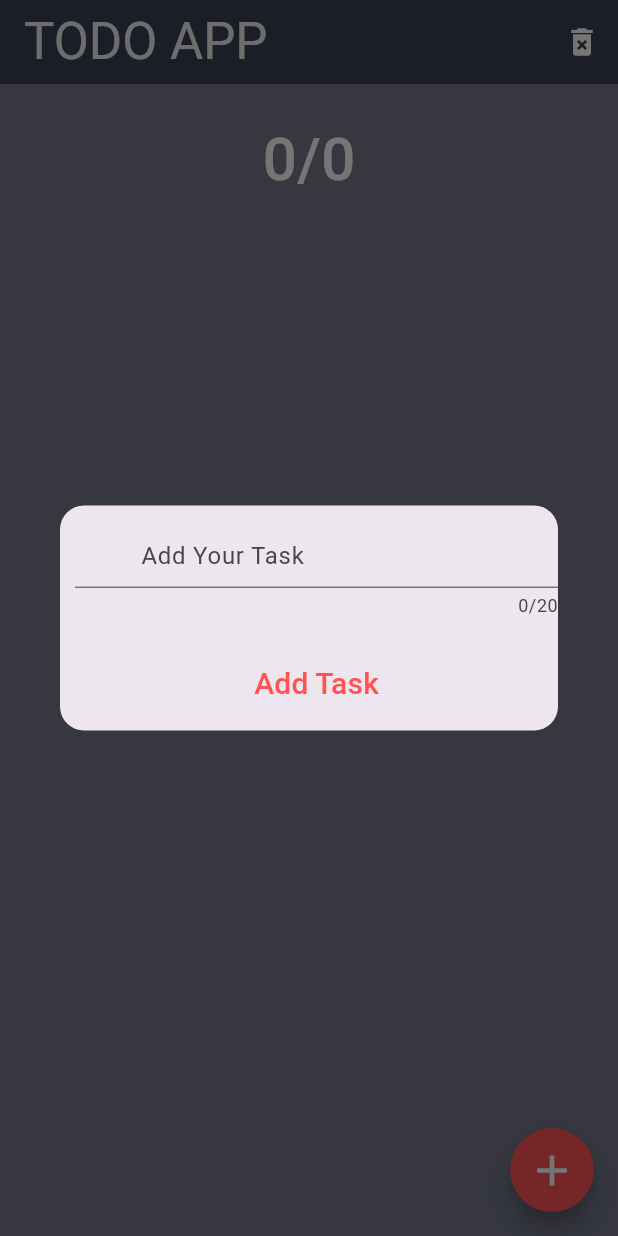
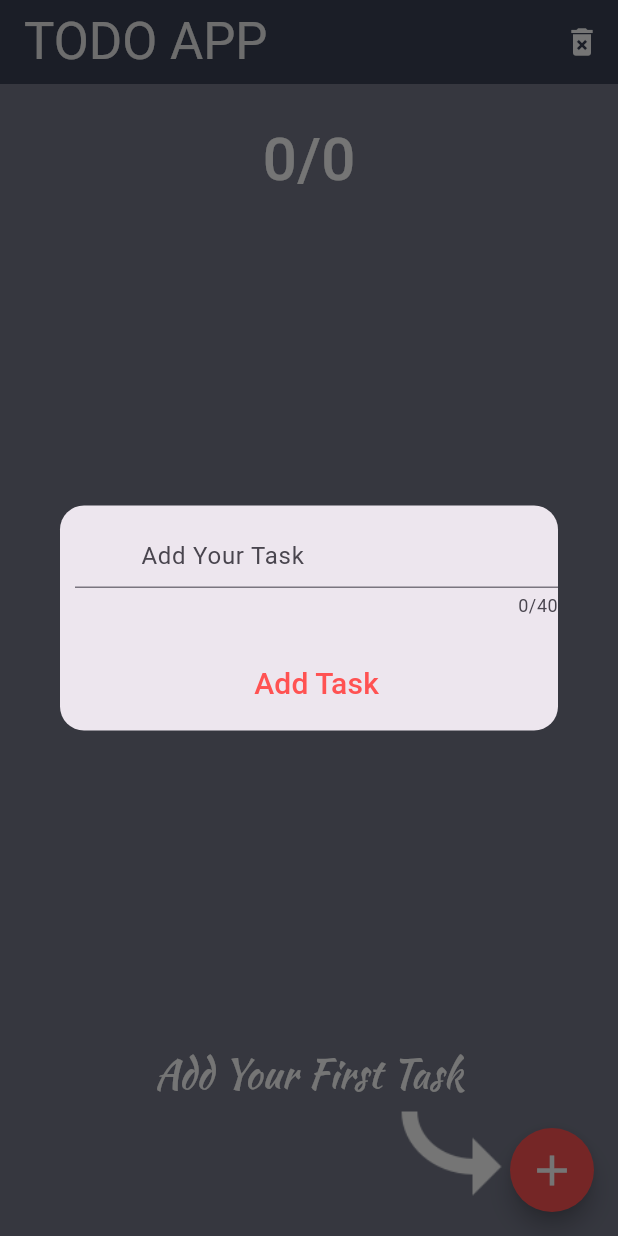
Before and after one commit to Abdlatif-20/TodoApp, a Flutter app: the screen it shows after launch, after a tap on the "add" icon, on a phone screen of 412 x 824 dp. Run offline on Flutter 3.47's test engine with Material 2 defaults, Android fonts, the phone set to English and light mode, and no system bars.

Commit message:
add some features

```diff
--- a/lib/main_page.dart
+++ b/lib/main_page.dart
@@ -1,10 +1,10 @@
 // ignore_for_file: prefer_const_constructors, sort_child_properties_last
 
 import 'package:flutter/material.dart';
+// import 'package:flutter_svg/flutter_svg.dart';
 import 'package:todo_app/todo_card.dart';
+
 import 'counter.dart';
-import 'package:flutter_local_notifications/flutter_local_notifications.dart';
-
 
 class TodoApp extends StatefulWidget {
   const TodoApp({super.key});
@@ -12,10 +12,6 @@ class TodoApp extends StatefulWidget {
   @override
   State<TodoApp> createState() => _TodoAppState();
 }
-
-final FlutterLocalNotificationsPlugin flutterLocalNotificationsPlugin =
-    FlutterLocalNotificationsPlugin();
-
 
 class Task {
   String taskName;
@@ -32,6 +28,7 @@ class _TodoAppState extends State<TodoApp> {
   List allTask = [];
   int numberTasks = 0;
   int tasksIsDone = 0;
+  bool taskIsEmpty = false;
 
   int checkTaskIsDone() {
     int calculateCompletedTask = 0;
@@ -62,6 +59,9 @@ class _TodoAppState extends State<TodoApp> {
   deletTask(int taskIndex) {
     setState(() {
       allTask.removeAt(taskIndex);
+      if (allTask.isEmpty) {
+        taskIsEmpty = false;
+      }
     });
   }
 
@@ -79,7 +79,6 @@ editTask(int index, String newTask) {
     });
   }
 
-
   @override
   Widget build(BuildContext context) {
     return Scaffold(
@@ -87,10 +86,14 @@ editTask(int index, String newTask) {
       floatingActionButton: FloatingActionButton(
         shape: CircleBorder(),
         onPressed: () {
+          taskIsEmpty = true;
           showDialog(
             context: context,
             builder: (BuildContext context) {
-              return Dialog(
+              return Column(
+                mainAxisAlignment: MainAxisAlignment.center,
+                children: [
+                  Dialog(
                     shape: RoundedRectangleBorder(
                       borderRadius: BorderRadius.circular(16),
                     ),
@@ -104,7 +107,7 @@ editTask(int index, String newTask) {
                           TextField(
                             keyboardType: TextInputType.text,
                             controller: newTask,
-                        maxLength: 20,
+                            maxLength: 40,
                             decoration: InputDecoration(
                               hintText: "Add Your Task",
                               prefix: Container(
@@ -134,6 +137,8 @@ editTask(int index, String newTask) {
                         ],
                       ),
                     ),
+                  ),
+                ],
               );
             },
           );
@@ -149,6 +154,7 @@ editTask(int index, String newTask) {
         actions: [
           IconButton(
             onPressed: () {
+              taskIsEmpty = false;
               deletAllTask();
             },
             tooltip: "delete all task",
@@ -194,7 +200,30 @@ editTask(int index, String newTask) {
                       );
                     }),
               ),
-            )
+            ),
+            Column(
+              children: [
+                if (!taskIsEmpty)
+                  Text(
+                    "Add Your First Task",
+                    style: TextStyle(
+                      color: Colors.white,
+                      fontSize: 26,
+                      fontFamily: "myfont",
+                    ),
+                  ),
+                if (!taskIsEmpty)
+                  Padding(
+                    padding: const EdgeInsets.all(0.0),
+                    child: Padding(
+                      padding: const EdgeInsets.only(left: 190, bottom: 20),
+                      child: Image.asset("assets/img/arrow1.png",
+                          color: Colors.white, width: 70),
+                    ),
+                  ),
+
+              ],
+            ),
           ],
         ),
       ),
--- a/lib/todo_card.dart
+++ b/lib/todo_card.dart
@@ -38,6 +38,9 @@ class TodoCard extends StatelessWidget {
           child: Row(
             mainAxisAlignment: MainAxisAlignment.spaceBetween,
             children: [
+              Expanded(
+                child: Wrap(
+                  children: [
                     Text(
                       titel,
                       style: TextStyle(
@@ -50,6 +53,10 @@ class TodoCard extends StatelessWidget {
                             : TextDecoration.none,
                       ),
                     ),
+                  ],
+                ),
+              ),
+              SizedBox(width: 20,),
               Row(
                 children: [
                   Icon(
```
Also changed, not shown: pubspec.yaml (+14 -21 lines), assets/fonts/KaushanScript-Regular.ttf (added), assets/img/arr.png (added), assets/img/arrow.jpg (added), assets/img/arrow.png (added), assets/img/arrow.svg (added), assets/img/arrow1.png (added), pubspec.lock. Lines whose indentation alone changed are shown as unchanged.
